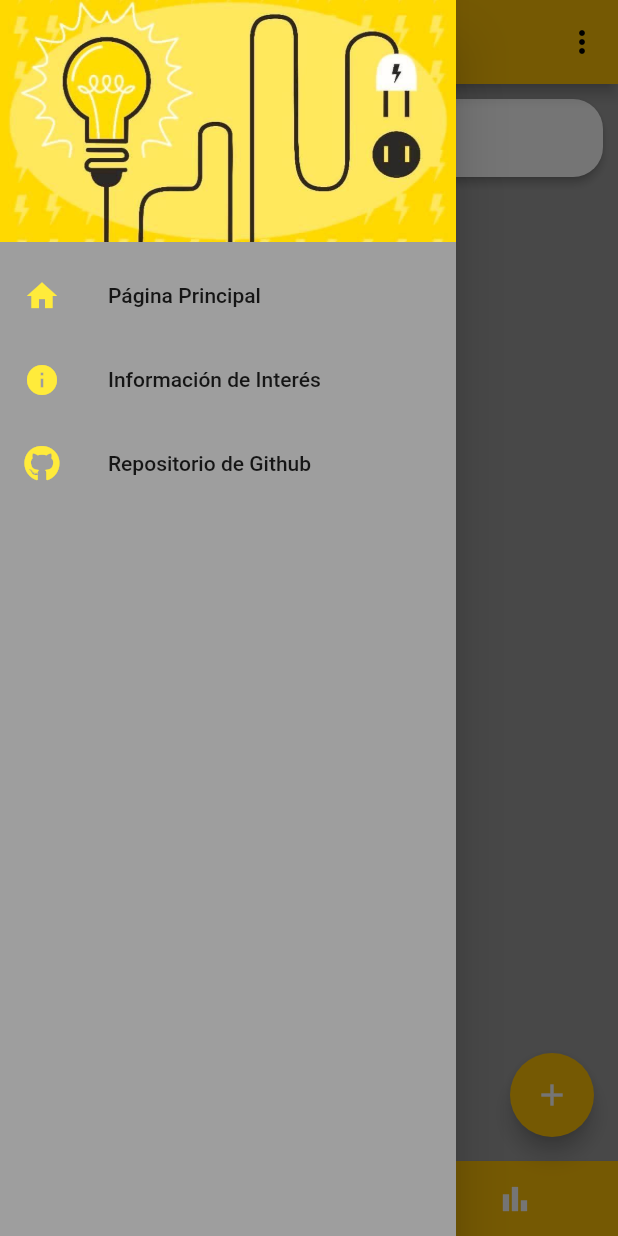
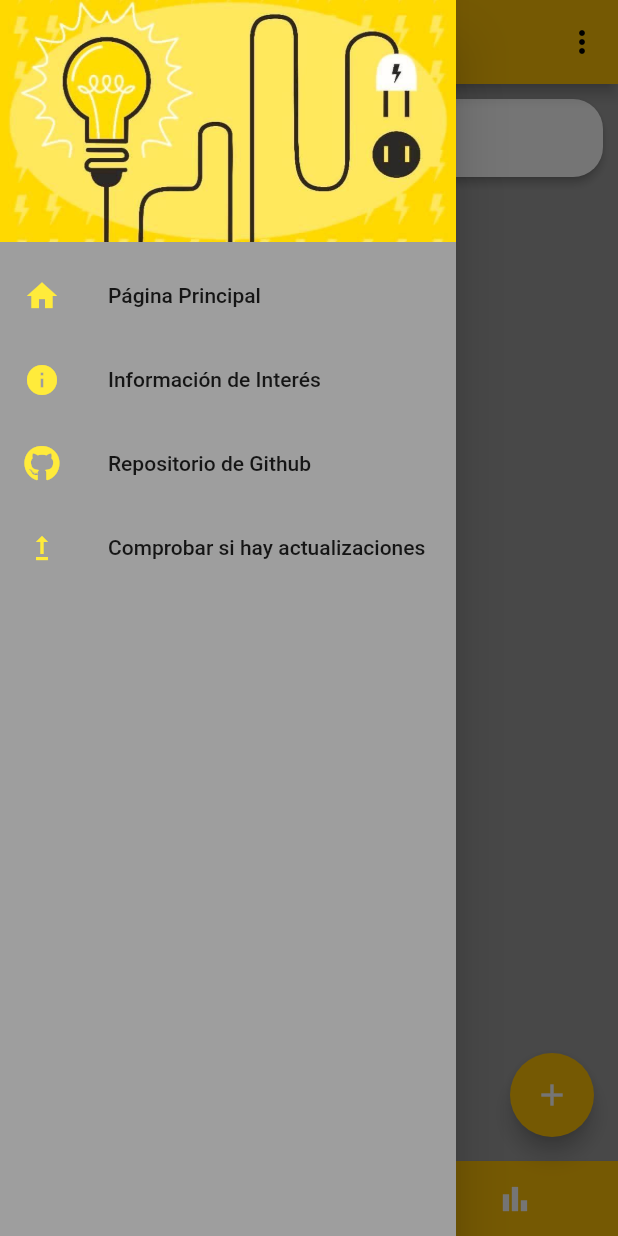
Before and after one commit to geeksLabTech/LaLuu, a Flutter app: the screen it shows after launch, with the side drawer open, on a phone screen of 412 x 824 dp. Run offline on Flutter 3.47's test engine with Material 2 defaults, Android fonts, the phone set to English and light mode, and no system bars; drawn by our look-alikes of convex_bottom_bar; our stand-ins replace awesome_dialog, dio, fl_chart, font_awesome_flutter, get, hive and 1 more; missing offline and left inert: apklis_api, grizzly_io; accounts and stored records are empty; generated files the repository leaves out were written again; project files that could hold a hidden picture were left out.

Commit message:
Implement_check_for_updates_wip

```diff
--- a/lib/app/utils/widgets/drawer_menu.dart
+++ b/lib/app/utils/widgets/drawer_menu.dart
@@ -1,5 +1,6 @@
 import 'package:LaLuu/app/routes/app_routes.dart';
 import 'package:LaLuu/app/utils/constants.dart';
+import 'package:LaLuu/app/utils/functions.dart';
 import 'package:flutter/material.dart';
 import 'package:font_awesome_flutter/font_awesome_flutter.dart';
 import 'package:get/get.dart';
@@ -42,6 +43,11 @@ class DrawerMenu extends StatelessWidget {
             title: Text("Repositorio de Github"),
             onTap: () => _launchUrl(SOCIALLINKS["github"]),
           ),
+          ListTile(
+            leading: Icon(Icons.upgrade, color: Colors.yellow),
+            title: Text('Comprobar si hay actualizaciones'),
+            onTap: () => isAppUpdateAvaliable(),
+          )
           // onTap: () => Get.offNamed(AppRoutes.RELEVANTINFO)),
           // Divider(),
           // Container(
```
Also changed, not shown: lib/app/utils/functions.dart (+13 -0 lines).
